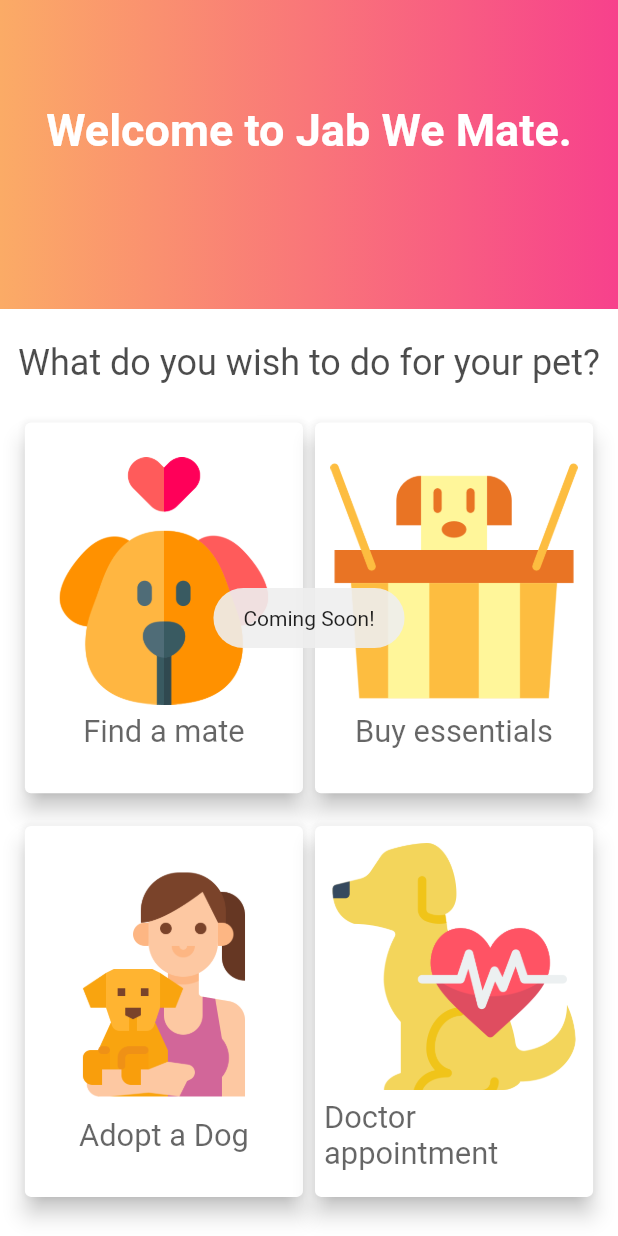
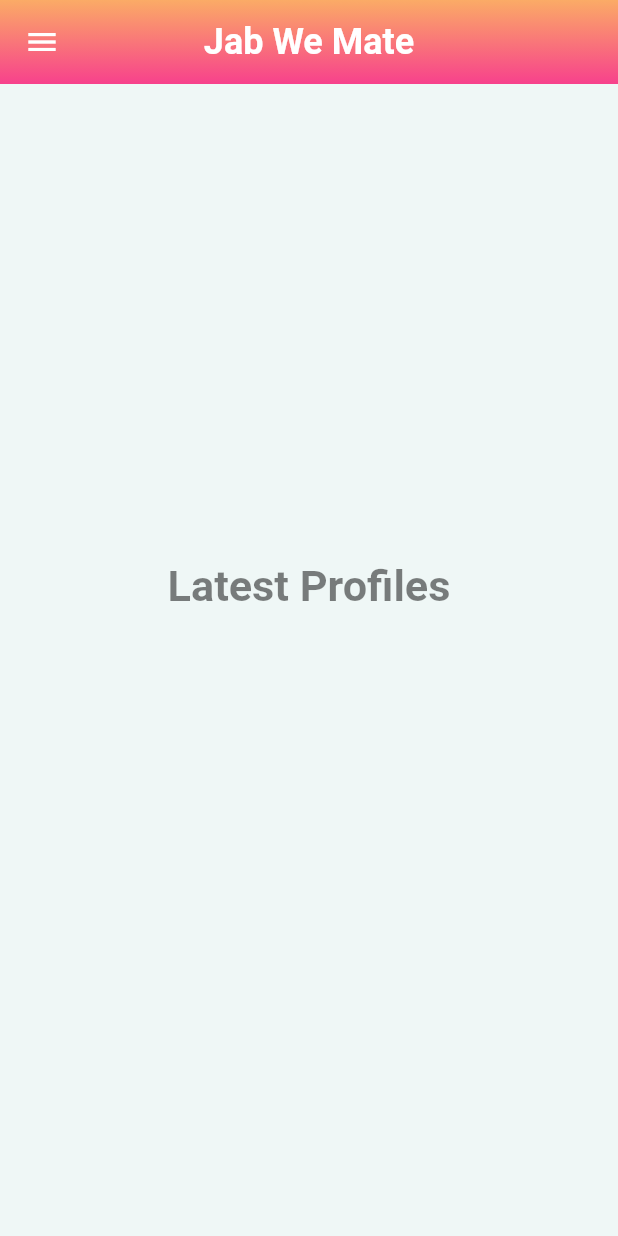
Before and after one commit to scorchy38/jabwemate, a Flutter app: the FirstScreen screen opened directly, after a tap on "Doctor appointment", on a phone screen of 412 x 824 dp. Run offline on Flutter 3.47's test engine with Material 2 defaults, Android fonts, the phone set to English and light mode, and no system bars; our stand-ins replace avatar_glow, cached_network_image, cloud_firestore, file_picker, firebase_auth, firebase_database and 14 more; missing offline and left inert: diagonal, flutter_email_sender, flutter_open_whatsapp, jumping_bottom_nav_bar, razorpay_flutter; accounts and stored records are empty; project files that could hold a hidden picture were left out.

Commit message:
Added Main Screen + Navigation for Doctor

```diff
--- a/lib/Screens/FirstScreen.dart
+++ b/lib/Screens/FirstScreen.dart
@@ -11,6 +11,7 @@ import 'package:jabwemate/main.dart';
 import 'package:jabwemate/style/theme.dart' as Theme;
 
 import 'home_screen.dart';
+import 'docMainScreen.dart';
 
 class FirstScreen extends StatefulWidget {
   @override
@@ -208,10 +209,16 @@ class _FirstScreenState extends State<FirstScreen> {
               ),
               InkWell(
                 onTap: () {
-                  Fluttertoast.showToast(
-                      msg: 'Coming Soon!',
-                      toastLength: Toast.LENGTH_SHORT,
-                      gravity: ToastGravity.CENTER);
+                  // Fluttertoast.showToast(
+                  //     msg: 'Coming Soon!',
+                  //     toastLength: Toast.LENGTH_SHORT,
+                  //     gravity: ToastGravity.CENTER);
+                  Navigator.push(
+                    context,
+                    MaterialPageRoute(
+                      builder: (context) => DocMainScreen(),
+                    ),
+                  );
                 },
                 child: Card(
                   elevation: 6,
--- /dev/null
+++ b/lib/Screens/docMainScreen.dart
@@ -0,0 +1,98 @@
+import 'package:cloud_firestore/cloud_firestore.dart';
+import 'package:firebase_auth/firebase_auth.dart';
+import 'package:flutter/material.dart';
+import 'package:google_fonts/google_fonts.dart';
+import 'package:jabwemate/Widgets/docCustomDrawer.dart';
+import 'package:jabwemate/Widgets/appbar.dart';
+
+class DocMainScreen extends StatefulWidget {
+  @override
+  _DocMainScreenState createState() => _DocMainScreenState();
+}
+
+final FirebaseAuth auth = FirebaseAuth.instance;
+String uid;
+
+class _DocMainScreenState extends State<DocMainScreen> {
+  int number = 0;
+  int max = 10;
+  void getUser() async {
+    final FirebaseUser user = await auth.currentUser();
+    uid = user.uid;
+    print(uid);
+    // here you write the codes to input the data into firestore
+  }
+
+  final databaseReference = Firestore.instance;
+
+  // void getData() async {
+  //   dogList.clear();
+  //   print('stsrted loading');
+  //   await databaseReference
+  //       .collection("Dogs")
+  //       .getDocuments()
+  //       .then((QuerySnapshot snapshot) {
+  //     snapshot.documents.forEach((f) async {
+  //       await dogList.add(DogProfile(
+  //           f['profileImage'],
+  //           f['name'],
+  //           f['city'],
+  //           f['age'],
+  //           f['breed'],
+  //           f['gender'],
+  //           f['owner'],
+  //           f['ownerID'],
+  //           f['address'],
+  //           f['phone'],
+  //           otherImages: f['imageLinks']));
+  //       print('Dog added');
+  //       print(f['imageLinks'].toString());
+  //     });
+  //   });
+  //   setState(() {
+  //     print(dogList.length.toString());
+  //   });
+  // }
+
+  @override
+  void initState() {
+    getUser();
+    //getData();
+    super.initState();
+  }
+
+  @override
+  Widget build(BuildContext context) {
+    double width = MediaQuery.of(context).size.width;
+    double height = MediaQuery.of(context).size.height;
+
+    return new Scaffold(
+      drawer: DocCustomDrawer(),
+      backgroundColor: Color(0xFFEFF7F6),
+      appBar: CustomAppBar(),
+      body: Column(
+        mainAxisAlignment: MainAxisAlignment.spaceEvenly,
+        children: <Widget>[
+          SizedBox(
+            height: height * 0.03,
+          ),
+          Text(
+            'Latest Profiles',
+            style: GoogleFonts.k2d(
+                fontSize: height * 0.035,
+                fontWeight: FontWeight.bold,
+                color: Colors.black.withOpacity(0.5)),
+          ),
+          Container(
+            alignment: Alignment.topCenter,
+            height: height * 0.15,
+            child: Row(
+              crossAxisAlignment: CrossAxisAlignment.center,
+              children: <Widget>[],
+            ),
+          )
+        ],
+      ),
+    );
+  }
+}
```
Also changed, not shown: lib/Widgets/docCustomDrawer.dart (added, +183 -0 lines), 1 other file.
